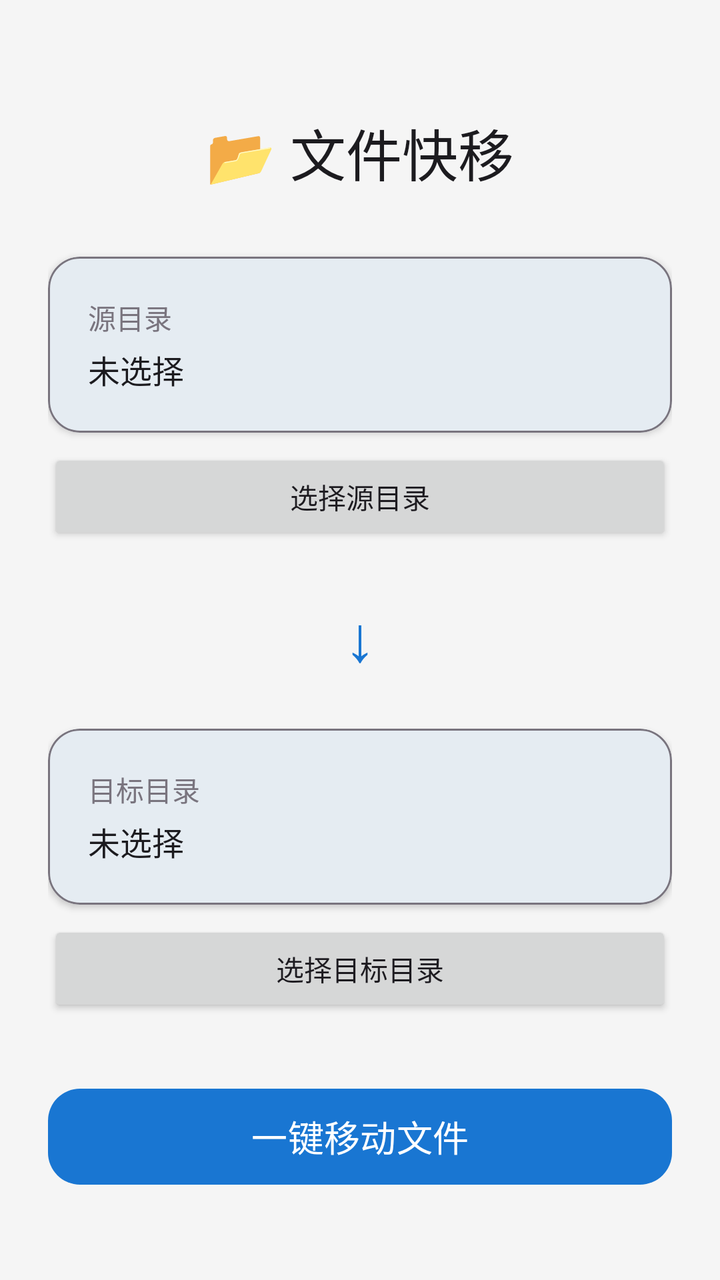
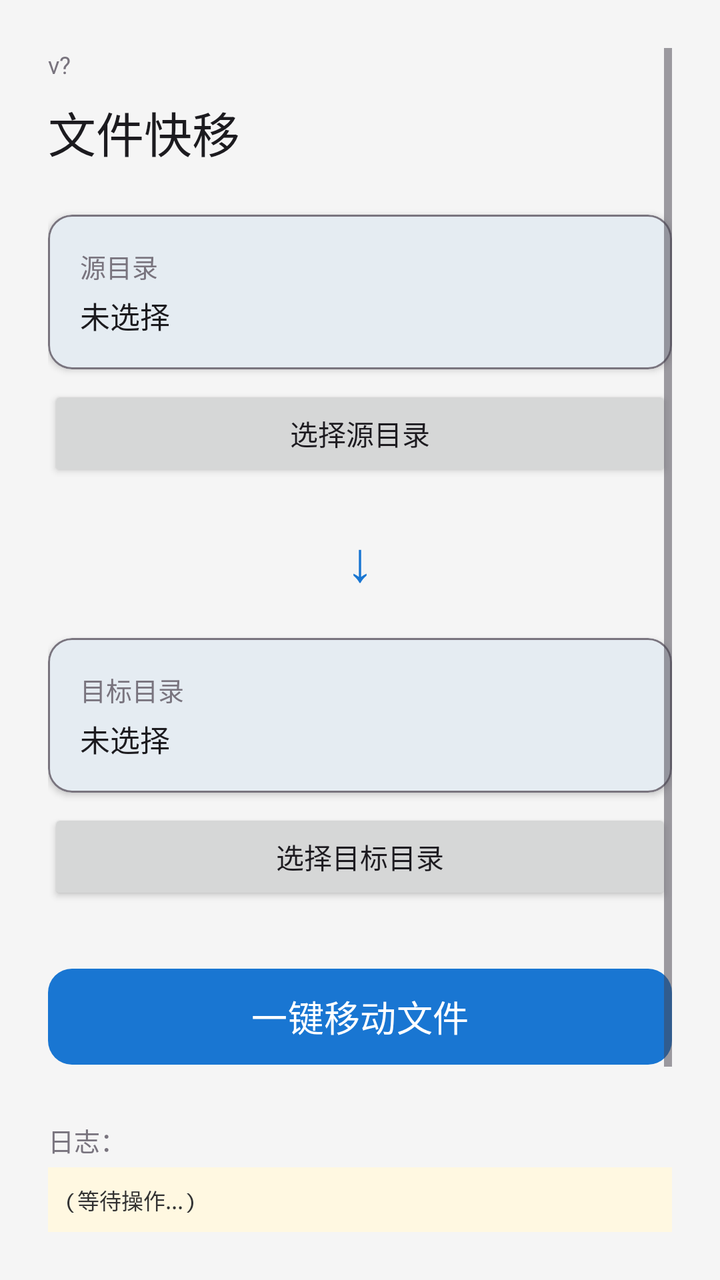

Before-and-after screenshots of an Android layout around one commit, followed by the original layout XML and the change that was made.
<!-- AndroidManifest.xml: application theme Theme.FileMover -->
<!-- res/layout/activity_main.xml -->
<?xml version="1.0" encoding="utf-8"?>
<androidx.constraintlayout.widget.ConstraintLayout xmlns:android="http://schemas.android.com/apk/res/android"
    xmlns:app="http://schemas.android.com/apk/res-auto"
    android:layout_width="match_parent"
    android:layout_height="match_parent"
    android:padding="24dp"
    android:background="@color/surface">

    
    <TextView
        android:id="@+id/title"
        android:layout_width="wrap_content"
        android:layout_height="wrap_content"
        android:text="📂 文件快移"
        android:textSize="28sp"
        android:textColor="@color/on_surface"
        android:layout_marginTop="32dp"
        app:layout_constraintTop_toTopOf="parent"
        app:layout_constraintStart_toStartOf="parent"
        app:layout_constraintEnd_toEndOf="parent" />

    
    <com.google.android.material.card.MaterialCardView
        android:id="@+id/sourceCard"
        android:layout_width="0dp"
        android:layout_height="wrap_content"
        android:layout_marginTop="32dp"
        app:cardCornerRadius="16dp"
        app:cardElevation="2dp"
        app:strokeColor="@color/outline"
        app:strokeWidth="1dp"
        app:layout_constraintTop_toBottomOf="@id/title"
        app:layout_constraintStart_toStartOf="parent"
        app:layout_constraintEnd_toEndOf="parent">

        <LinearLayout
            android:layout_width="match_parent"
            android:layout_height="wrap_content"
            android:orientation="vertical"
            android:padding="20dp">

            <TextView
                android:layout_width="wrap_content"
                android:layout_height="wrap_content"
                android:text="@string/source_label"
                android:textSize="14sp"
                android:textColor="@color/outline" />

            <TextView
                android:id="@+id/sourcePath"
                android:layout_width="match_parent"
                android:layout_height="wrap_content"
                android:layout_marginTop="4dp"
                android:text="@string/source_hint"
                android:textSize="16sp"
                android:textColor="@color/on_surface"
                android:ellipsize="middle"
                android:singleLine="true" />
        </LinearLayout>
    </com.google.android.material.card.MaterialCardView>

    <Button
        android:id="@+id/sourceBtn"
        android:layout_width="0dp"
        android:layout_height="48dp"
        android:layout_marginTop="8dp"
        android:text="@string/select_source"
        app:layout_constraintTop_toBottomOf="@id/sourceCard"
        app:layout_constraintStart_toStartOf="parent"
        app:layout_constraintEnd_toEndOf="parent" />

    
    <TextView
        android:id="@+id/arrow"
        android:layout_width="wrap_content"
        android:layout_height="wrap_content"
        android:layout_marginTop="24dp"
        android:text="↓"
        android:textSize="32sp"
        android:textColor="@color/primary"
        app:layout_constraintTop_toBottomOf="@id/sourceBtn"
        app:layout_constraintStart_toStartOf="parent"
        app:layout_constraintEnd_toEndOf="parent" />

    
    <com.google.android.material.card.MaterialCardView
        android:id="@+id/destCard"
        android:layout_width="0dp"
        android:layout_height="wrap_content"
        android:layout_marginTop="24dp"
        app:cardCornerRadius="16dp"
        app:cardElevation="2dp"
        app:strokeColor="@color/outline"
        app:strokeWidth="1dp"
        app:layout_constraintTop_toBottomOf="@id/arrow"
        app:layout_constraintStart_toStartOf="parent"
        app:layout_constraintEnd_toEndOf="parent">

        <LinearLayout
            android:layout_width="match_parent"
            android:layout_height="wrap_content"
            android:orientation="vertical"
            android:padding="20dp">

            <TextView
                android:layout_width="wrap_content"
                android:layout_height="wrap_content"
                android:text="@string/dest_label"
                android:textSize="14sp"
                android:textColor="@color/outline" />

            <TextView
                android:id="@+id/destPath"
                android:layout_width="match_parent"
                android:layout_height="wrap_content"
                android:layout_marginTop="4dp"
                android:text="@string/dest_hint"
                android:textSize="16sp"
                android:textColor="@color/on_surface"
                android:ellipsize="middle"
                android:singleLine="true" />
        </LinearLayout>
    </com.google.android.material.card.MaterialCardView>

    <Button
        android:id="@+id/destBtn"
        android:layout_width="0dp"
        android:layout_height="48dp"
        android:layout_marginTop="8dp"
        android:text="@string/select_dest"
        app:layout_constraintTop_toBottomOf="@id/destCard"
        app:layout_constraintStart_toStartOf="parent"
        app:layout_constraintEnd_toEndOf="parent" />

    
    <com.google.android.material.button.MaterialButton
        android:id="@+id/moveBtn"
        android:layout_width="0dp"
        android:layout_height="56dp"
        android:layout_marginTop="32dp"
        android:text="@string/start_move"
        android:textSize="18sp"
        app:cornerRadius="16dp"
        app:layout_constraintTop_toBottomOf="@id/destBtn"
        app:layout_constraintStart_toStartOf="parent"
        app:layout_constraintEnd_toEndOf="parent" />

</androidx.constraintlayout.widget.ConstraintLayout>
<!-- resources referenced by this layout -->
<resources>
  <color name="on_surface">#1C1B1F</color>
  <color name="outline">#79747E</color>
  <color name="primary">#1976D2</color>
  <color name="surface">#F5F5F5</color>
  <string name="dest_hint">未选择</string>
  <string name="dest_label">目标目录</string>
  <string name="select_dest">选择目标目录</string>
  <string name="select_source">选择源目录</string>
  <string name="source_hint">未选择</string>
  <string name="source_label">源目录</string>
  <string name="start_move">一键移动文件</string>
  <style name="Theme.FileMover" parent="Theme.Material3.Light.NoActionBar">
          <item name="colorPrimary">@color/primary</item>
          <item name="colorOnPrimary">@color/on_primary</item>
          <item name="colorSurface">@color/surface</item>
          <item name="colorOnSurface">@color/on_surface</item>
      </style>
  <color name="on_primary">#FFFFFF</color>
</resources>

<!-- the commit's change to res/layout/activity_main.xml (unified diff, before → after) -->
@@ -1,148 +1,175 @@
 <?xml version="1.0" encoding="utf-8"?>
-<androidx.constraintlayout.widget.ConstraintLayout xmlns:android="http://schemas.android.com/apk/res/android"
+<LinearLayout xmlns:android="http://schemas.android.com/apk/res/android"
     xmlns:app="http://schemas.android.com/apk/res-auto"
     android:layout_width="match_parent"
     android:layout_height="match_parent"
-    android:padding="24dp"
+    android:orientation="vertical"
     android:background="@color/surface">
 
-    
-    <TextView
-        android:id="@+id/title"
-        android:layout_width="wrap_content"
-        android:layout_height="wrap_content"
-        android:text="📂 文件快移"
-        android:textSize="28sp"
-        android:textColor="@color/on_surface"
-        android:layout_marginTop="32dp"
-        app:layout_constraintTop_toTopOf="parent"
-        app:layout_constraintStart_toStartOf="parent"
-        app:layout_constraintEnd_toEndOf="parent" />
-
-    
-    <com.google.android.material.card.MaterialCardView
-        android:id="@+id/sourceCard"
-        android:layout_width="0dp"
-        android:layout_height="wrap_content"
-        android:layout_marginTop="32dp"
-        app:cardCornerRadius="16dp"
-        app:cardElevation="2dp"
-        app:strokeColor="@color/outline"
-        app:strokeWidth="1dp"
-        app:layout_constraintTop_toBottomOf="@id/title"
-        app:layout_constraintStart_toStartOf="parent"
-        app:layout_constraintEnd_toEndOf="parent">
+    <ScrollView
+        android:layout_width="match_parent"
+        android:layout_height="0dp"
+        android:layout_weight="1"
+        android:padding="24dp">
 
         <LinearLayout
             android:layout_width="match_parent"
             android:layout_height="wrap_content"
-            android:orientation="vertical"
-            android:padding="20dp">
+            android:orientation="vertical">
 
+            
+            <TextView
+                android:id="@+id/versionText"
+                android:layout_width="wrap_content"
+                android:layout_height="wrap_content"
+                android:text="v?"
+                android:textSize="12sp"
+                android:textColor="@color/outline"
+                android:layout_marginBottom="8dp" />
+
+            
+            <TextView
+                android:id="@+id/title"
+                android:layout_width="wrap_content"
+                android:layout_height="wrap_content"
+                android:text="文件快移"
+                android:textSize="24sp"
+                android:textColor="@color/on_surface" />
+
+            
+            <com.google.android.material.card.MaterialCardView
+                android:id="@+id/sourceCard"
+                android:layout_width="match_parent"
+                android:layout_height="wrap_content"
+                android:layout_marginTop="24dp"
+                app:cardCornerRadius="12dp"
+                app:cardElevation="2dp"
+                app:strokeColor="@color/outline"
+                app:strokeWidth="1dp">
+
+                <LinearLayout
+                    android:layout_width="match_parent"
+                    android:layout_height="wrap_content"
+                    android:orientation="vertical"
+                    android:padding="16dp">
+
+                    <TextView
+                        android:layout_width="wrap_content"
+                        android:layout_height="wrap_content"
+                        android:text="@string/source_label"
+                        android:textSize="13sp"
+                        android:textColor="@color/outline" />
+
+                    <TextView
+                        android:id="@+id/sourcePath"
+                        android:layout_width="match_parent"
+                        android:layout_height="wrap_content"
+                        android:layout_marginTop="4dp"
+                        android:text="@string/source_hint"
+                        android:textSize="15sp"
+                        android:textColor="@color/on_surface"
+                        android:ellipsize="middle"
+                        android:singleLine="true" />
+                </LinearLayout>
+            </com.google.android.material.card.MaterialCardView>
+
+            <Button
+                android:id="@+id/sourceBtn"
+                android:layout_width="match_parent"
+                android:layout_height="48dp"
+                android:layout_marginTop="8dp"
+                android:text="@string/select_source" />
+
+            
             <TextView
                 android:layout_width="wrap_content"
                 android:layout_height="wrap_content"
-                android:text="@string/source_label"
-                android:textSize="14sp"
-                android:textColor="@color/outline" />
+                android:layout_marginTop="20dp"
+                android:text="↓"
+                android:textSize="28sp"
+                android:textColor="@color/primary"
+                android:layout_gravity="center_horizontal" />
 
-            <TextView
-                android:id="@+id/sourcePath"
+            
+            <com.google.android.material.card.MaterialCardView
+                android:id="@+id/destCard"
                 android:layout_width="match_parent"
                 android:layout_height="wrap_content"
-                android:layout_marginTop="4dp"
-                android:text="@string/source_hint"
-                android:textSize="16sp"
-                android:textColor="@color/on_surface"
-                android:ellipsize="middle"
-                android:singleLine="true" />
-        </LinearLayout>
-    </com.google.android.material.card.MaterialCardView>
+                android:layout_marginTop="20dp"
+                app:cardCornerRadius="12dp"
+                app:cardElevation="2dp"
+                app:strokeColor="@color/outline"
+                app:strokeWidth="1dp">
 
-    <Button
-        android:id="@+id/sourceBtn"
-        android:layout_width="0dp"
-        android:layout_height="48dp"
-        android:layout_marginTop="8dp"
-        android:text="@string/select_source"
-        app:layout_constraintTop_toBottomOf="@id/sourceCard"
-        app:layout_constraintStart_toStartOf="parent"
-        app:layout_constraintEnd_toEndOf="parent" />
+                <LinearLayout
+                    android:layout_width="match_parent"
+                    android:layout_height="wrap_content"
+                    android:orientation="vertical"
+                    android:padding="16dp">
 
-    
-    <TextView
-        android:id="@+id/arrow"
-        android:layout_width="wrap_content"
-        android:layout_height="wrap_content"
-        android:layout_marginTop="24dp"
-        android:text="↓"
-        android:textSize="32sp"
-        android:textColor="@color/primary"
-        app:layout_constraintTop_toBottomOf="@id/sourceBtn"
-        app:layout_constraintStart_toStartOf="parent"
-        app:layout_constraintEnd_toEndOf="parent" />
+                    <TextView
+                        android:layout_width="wrap_content"
+                        android:layout_height="wrap_content"
+                        android:text="@string/dest_label"
+                        android:textSize="13sp"
+                        android:textColor="@color/outline" />
 
-    
-    <com.google.android.material.card.MaterialCardView
-        android:id="@+id/destCard"
-        android:layout_width="0dp"
-        android:layout_height="wrap_content"
-        android:layout_marginTop="24dp"
-        app:cardCornerRadius="16dp"
-        app:cardElevation="2dp"
-        app:strokeColor="@color/outline"
-        app:strokeWidth="1dp"
-        app:layout_constraintTop_toBottomOf="@id/arrow"
-        app:layout_constraintStart_toStartOf="parent"
-        app:layout_constraintEnd_toEndOf="parent">
+                    <TextView
+                        android:id="@+id/destPath"
+                        android:layout_width="match_parent"
+                        android:layout_height="wrap_content"
+                        android:layout_marginTop="4dp"
+                        android:text="@string/dest_hint"
+                        android:textSize="15sp"
+                        android:textColor="@color/on_surface"
+                        android:ellipsize="middle"
+                        android:singleLine="true" />
+                </LinearLayout>
+            </com.google.android.material.card.MaterialCardView>
 
-        <LinearLayout
-            android:layout_width="match_parent"
-            android:layout_height="wrap_content"
-            android:orientation="vertical"
-            android:padding="20dp">
+            <Button
+                android:id="@+id/destBtn"
+                android:layout_width="match_parent"
+                android:layout_height="48dp"
+                android:layout_marginTop="8dp"
+                android:text="@string/select_dest" />
 
+            
+            <com.google.android.material.button.MaterialButton
+                android:id="@+id/moveBtn"
+                android:layout_width="match_parent"
+                android:layout_height="56dp"
+                android:layout_marginTop="28dp"
+                android:text="@string/start_move"
+                android:textSize="18sp"
+                app:cornerRadius="12dp" />
+
+            
             <TextView
                 android:layout_width="wrap_content"
                 android:layout_height="wrap_content"
-                android:text="@string/dest_label"
-                android:textSize="14sp"
+                android:layout_marginTop="24dp"
+                android:text="日志："
+                android:textSize="13sp"
                 android:textColor="@color/outline" />
 
-            <TextView
-                android:id="@+id/destPath"
+            <ScrollView
                 android:layout_width="match_parent"
-                android:layout_height="wrap_content"
+                android:layout_height="160dp"
                 android:layout_marginTop="4dp"
-                android:text="@string/dest_hint"
-                android:textSize="16sp"
-                android:textColor="@color/on_surface"
-                android:ellipsize="middle"
-                android:singleLine="true" />
+                android:background="#FFF8E1"
+                android:padding="8dp">
+
+                <TextView
+                    android:id="@+id/logText"
+                    android:layout_width="match_parent"
+                    android:layout_height="wrap_content"
+                    android:text="(等待操作...)"
+                    android:textSize="11sp"
+                    android:textColor="#333333"
+                    android:fontFamily="monospace" />
+            </ScrollView>
+
         </LinearLayout>
-    </com.google.android.material.card.MaterialCardView>
-
-    <Button
-        android:id="@+id/destBtn"
-        android:layout_width="0dp"
-        android:layout_height="48dp"
-        android:layout_marginTop="8dp"
-        android:text="@string/select_dest"
-        app:layout_constraintTop_toBottomOf="@id/destCard"
-        app:layout_constraintStart_toStartOf="parent"
-        app:layout_constraintEnd_toEndOf="parent" />
-
-    
-    <com.google.android.material.button.MaterialButton
-        android:id="@+id/moveBtn"
-        android:layout_width="0dp"
-        android:layout_height="56dp"
-        android:layout_marginTop="32dp"
-        android:text="@string/start_move"
-        android:textSize="18sp"
-        app:cornerRadius="16dp"
-        app:layout_constraintTop_toBottomOf="@id/destBtn"
-        app:layout_constraintStart_toStartOf="parent"
-        app:layout_constraintEnd_toEndOf="parent" />
-
-</androidx.constraintlayout.widget.ConstraintLayout>
+    </ScrollView>
+</LinearLayout>
